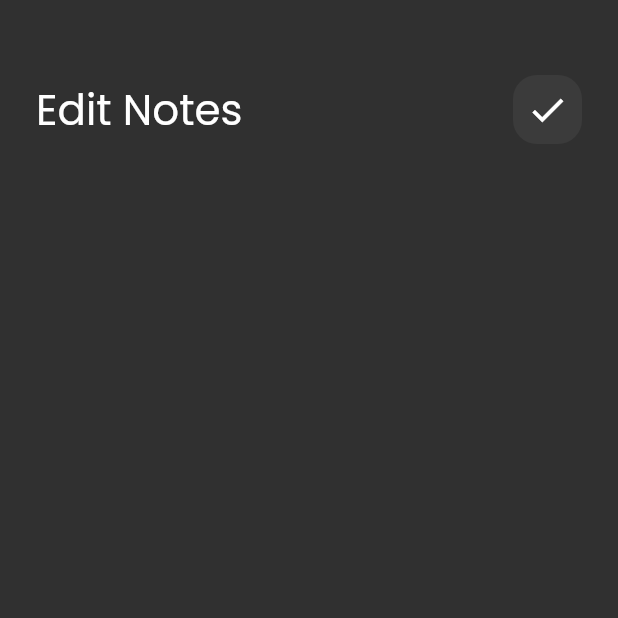
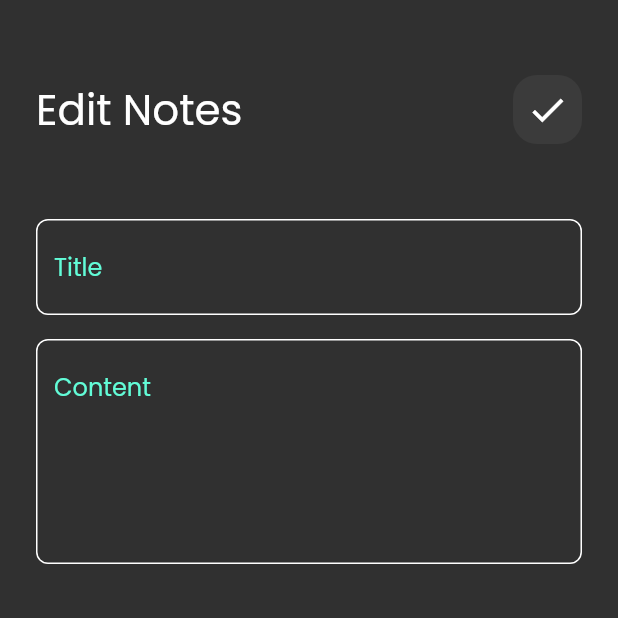
Before and after one commit to MaiWael25/Notes-App, a Flutter app: the EditNoteView screen opened directly, on a phone screen of 412 x 824 dp, the top half of it. Run offline on Flutter 3.47's test engine with Material 2 defaults, Android fonts, the phone set to English and light mode, and no system bars.

Commit message:
edit note view done

```diff
--- a/lib/views/widgets/edit_note_view_body.dart
+++ b/lib/views/widgets/edit_note_view_body.dart
@@ -1,5 +1,6 @@
 import 'package:flutter/material.dart';
 import 'package:notes_app/views/widgets/custom_app_bar.dart';
+import 'package:notes_app/views/widgets/custom_text_feild.dart';
 
 class EditNoteViewBody extends StatelessWidget {
   const EditNoteViewBody({super.key});
@@ -12,6 +13,11 @@ class EditNoteViewBody extends StatelessWidget {
         children: [
           SizedBox(height: 50,),
           CustomAppBar(title: 'Edit Notes',icon: Icons.check,),
+          SizedBox(height: 50,),
+          CustomTextField(hint: 'Title'),
+          SizedBox(height: 16,),
+          CustomTextField(hint: 'Content',maxLines: 5,)
+
         ],
       ),
     );
```
